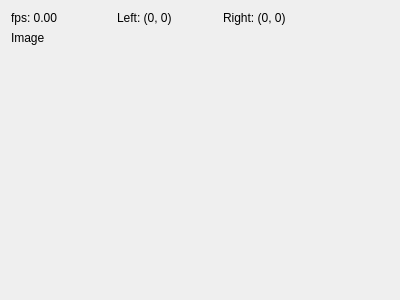
The window that mainwindow.ui (loosstef/grid-based-fluid-simulator) describes before a commit, drawn with Qt 5.
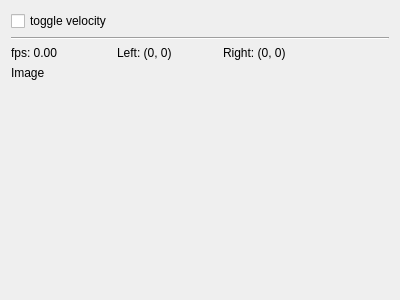
The same window after the commit. Custom widgets are drawn as their Qt base class.

Commit message: connected velocity-toggle to the renderer via a controller

Patch:
```diff
--- a/mainwindow.ui
+++ b/mainwindow.ui
@@ -29,7 +29,25 @@
      <height>0</height>
     </size>
    </property>
-   <layout class="QVBoxLayout" name="verticalLayout" stretch="0,1">
+   <layout class="QVBoxLayout" name="verticalLayout" stretch="0,0,0,1">
+    <item>
+     <layout class="QHBoxLayout" name="horizontalLayout_2">
+      <item>
+       <widget class="QCheckBox" name="velocityToggle">
+        <property name="text">
+         <string>toggle velocity</string>
+        </property>
+       </widget>
+      </item>
+     </layout>
+    </item>
+    <item>
+     <widget class="Line" name="line">
+      <property name="orientation">
+       <enum>Qt::Horizontal</enum>
+      </property>
+     </widget>
+    </item>
     <item>
      <layout class="QHBoxLayout" name="horizontalLayout" stretch="0,0,1">
       <property name="spacing">
```
The commit also changes 8 other files.
